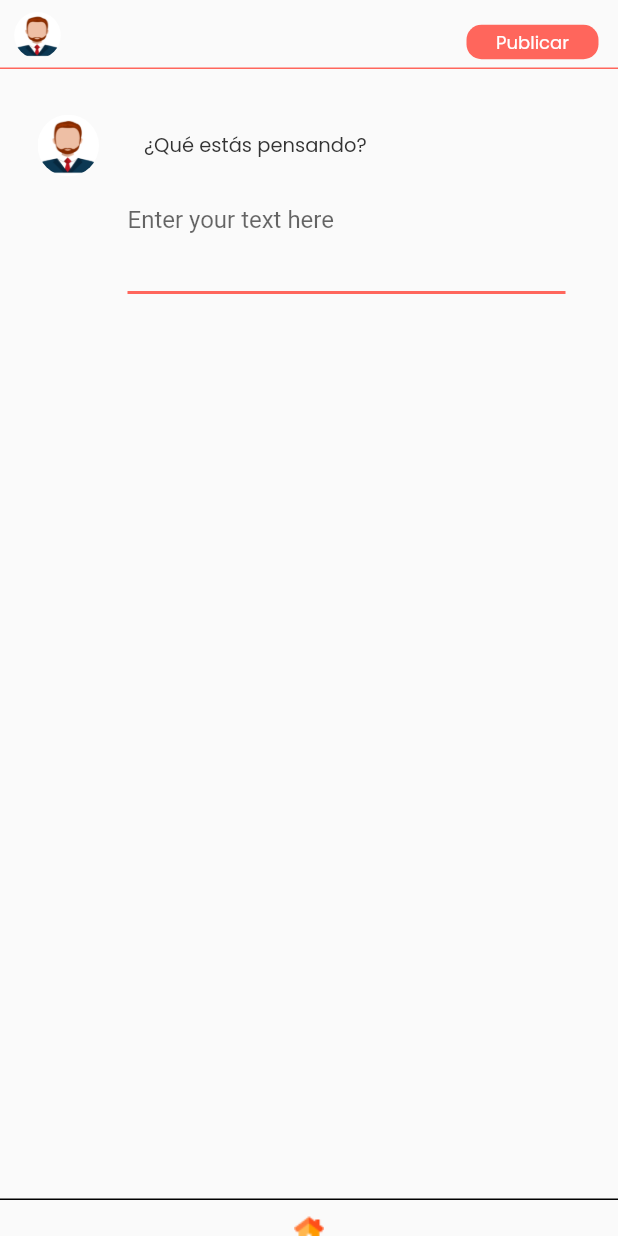
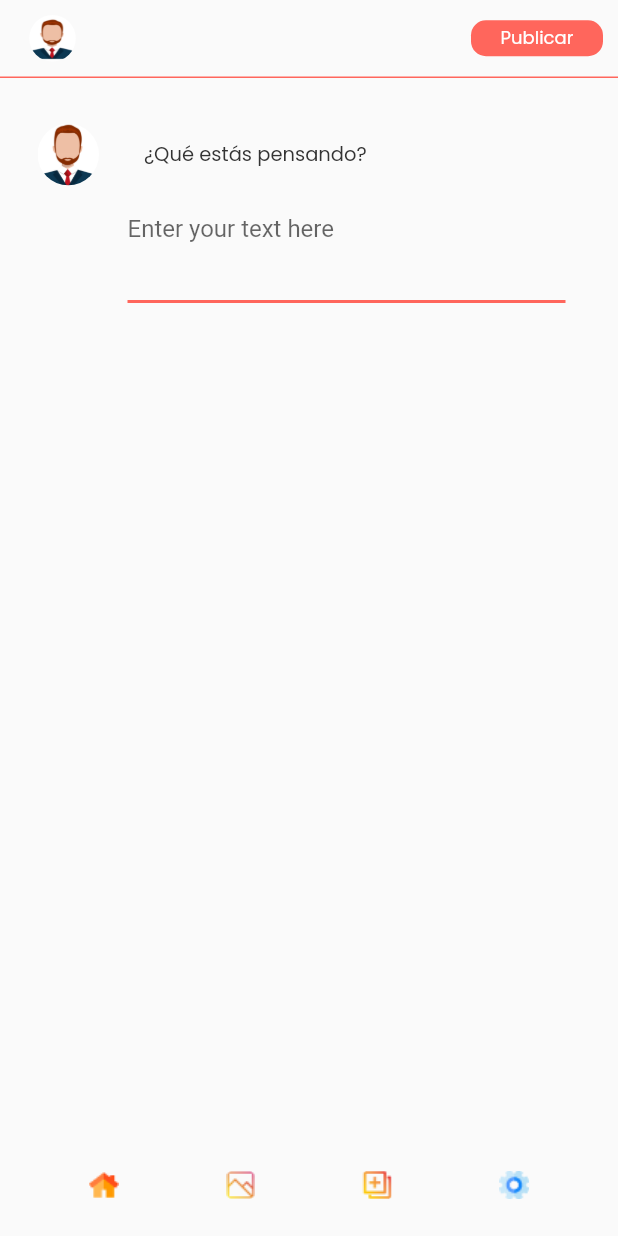
Before and after one commit to fonzk/Crypto-Innovate-, a Flutter app: the FeedEstados screen opened directly, on a phone screen of 412 x 824 dp. Run offline on Flutter 3.47's test engine with Material 2 defaults, Android fonts, the phone set to English and light mode, and no system bars.

Commit message:
Cambios integración barrra de navegación

```diff
--- a/lib/feedestados.dart
+++ b/lib/feedestados.dart
@@ -1,6 +1,7 @@
 /*falta por completar
 */
 
+import 'package:cryptoinnovate/navPrincipal.dart';
 import "package:flutter/material.dart";
 
 class FeedEstados extends StatefulWidget {
@@ -26,8 +27,6 @@ class _FeedEstados extends State<FeedEstados> {
 
     var publicarbtn = Container(
         width: 88,
-        height: 23,
-        margin: const EdgeInsets.only(top: 9, right: 13),
         decoration: BoxDecoration(
           color: Color.fromRGBO(255, 102, 92, 1),
           borderRadius: new BorderRadius.circular(10.0),
@@ -45,28 +44,29 @@ class _FeedEstados extends State<FeedEstados> {
     ;
 
     var headerrestados = Container(
-      margin: const EdgeInsets.only(top: 2),
       width: MediaQuery.of(context).size.width,
-      height: 44,
       decoration: const BoxDecoration(
         border: Border(
             bottom:
                 BorderSide(color: Color.fromRGBO(255, 102, 92, 1), width: 1)),
       ),
-      child: Row(
-        mainAxisAlignment: MainAxisAlignment.spaceBetween,
-        children: [imagerow, publicarbtn],
+      child: Padding(
+        padding: EdgeInsets.all(10.0),
+        child: Row(
+          mainAxisAlignment: MainAxisAlignment.spaceBetween,
+          children: [imagerow, publicarbtn],
+        ),
       ),
     );
 
     var imagenestado = Container(
         width: 41,
-        height: 41,
         decoration: BoxDecoration(
             shape: BoxShape.circle,
             image: DecorationImage(
                 fit: BoxFit.fill,
                 image: AssetImage("assets/images/perfil.png"))));
+
     var rowimage = Row(
       children: [
         imagenestado,
@@ -83,26 +83,16 @@ class _FeedEstados extends State<FeedEstados> {
         ),
       ],
     );
+
     var controwima = Container(
       width: MediaQuery.of(context).size.width,
       height: 50,
       margin: const EdgeInsets.only(top: 26, left: 25),
       child: rowimage,
     );
-    var homelogo = Container(
-      alignment: Alignment.center,
-      width: MediaQuery.of(context).size.width,
-      height: 40,
-      margin: const EdgeInsets.only(top: 603, bottom: 5),
-      decoration: const BoxDecoration(
-        border: Border(top: BorderSide(color: Colors.black, width: 1)),
-      ),
-      child: Image.asset(
-        "assets/images/home.png",
-        width: 20,
-        height: 20,
-      ),
-    );
+
+    var homelogo = NavPrincipal();
+
     var textf = Container(
       decoration: BoxDecoration(
         border: Border(
@@ -115,12 +105,24 @@ class _FeedEstados extends State<FeedEstados> {
         decoration: InputDecoration.collapsed(hintText: "Enter your text here"),
       ),
     );
+
+    var contentPage = Container(
+      child: Column(
+        mainAxisAlignment: MainAxisAlignment.start,
+        children: [headerrestados, controwima, textf],
+      ),
+    );
+
     var col = Container(
         width: MediaQuery.of(context).size.width,
         height: MediaQuery.of(context).size.height,
         child: Column(
-          children: [headerrestados, controwima, textf, homelogo],
+          mainAxisAlignment: MainAxisAlignment.spaceBetween,
+          children: [contentPage, homelogo],
         ));
-    return col;
+
+    return Scaffold(
+      body: col,
+    );
   }
 }
--- a/lib/logins.dart
+++ b/lib/logins.dart
@@ -1,5 +1,7 @@
 import 'package:cryptoinnovate/registro.dart';
 import "package:flutter/material.dart";
+
+import 'feedestados.dart';
 
 class Logins extends StatefulWidget {
   const Logins({Key? key}) : super(key: key);
@@ -119,6 +121,7 @@ class _LoginsState extends State<Logins> {
       ),
       child: Padding(
           padding: EdgeInsets.only(left: 67, right: 67, top: 8),
+          child: ElevatedButton(
               child: Text("Acceder",
                   textAlign: TextAlign.center,
                   style: TextStyle(
@@ -126,7 +129,17 @@ class _LoginsState extends State<Logins> {
                       fontWeight: FontWeight.w400,
                       fontSize: 19,
                       color: Color.fromRGBO(255, 255, 255, 1))),
-        ));
+              onPressed: () {
+                Navigator.push(context,
+                    MaterialPageRoute(builder: (context) => FeedEstados()));
+              },
+              style: ButtonStyle(
+                backgroundColor:
+                    MaterialStateProperty.all(Color.fromRGBO(131, 48, 21, 0)),
+                shadowColor:
+                    MaterialStateProperty.all(Color.fromRGBO(131, 48, 21, 0)),
+              ))),
+    );
 
     var registra = Container(
       width: MediaQuery.of(context).size.width * 0.7,
--- /dev/null
+++ b/lib/navPrincipal.dart
@@ -0,0 +1,74 @@
+import 'package:cryptoinnovate/feedestados.dart';
+import 'package:flutter/material.dart';
+
+void main() => runApp(NavPrincipal());
+
+class NavPrincipal extends StatefulWidget {
+  @override
+  State<NavPrincipal> createState() => _NavPrincipalState();
+}
+
+class _NavPrincipalState extends State<NavPrincipal> {
+  @override
+  Widget build(BuildContext context) {
+    // botones de navegacion
+    var btnHomeButton = new ElevatedButton(
+      onPressed: () => Navigator.push(
+          context, MaterialPageRoute(builder: (context) => FeedEstados())),
+      style: ButtonStyle(
+          backgroundColor:
+              MaterialStateProperty.all(Color.fromRGBO(0, 0, 0, 0)),
+          shadowColor: MaterialStateProperty.all(Color.fromRGBO(0, 0, 0, 0))),
+      child: Image.asset('assets/images/home.png'),
+    );
+
+    var btnPublicButton = new ElevatedButton(
+      onPressed: () => Navigator.push(
+          context, MaterialPageRoute(builder: (context) => FeedEstados())),
+      style: ButtonStyle(
+          backgroundColor:
+              MaterialStateProperty.all(Color.fromRGBO(0, 0, 0, 0)),
+          shadowColor: MaterialStateProperty.all(Color.fromRGBO(0, 0, 0, 0))),
+      child: Image.asset('assets/images/image.png'),
+    );
+
+    var btnNewsButton = new ElevatedButton(
+      onPressed: () => Navigator.push(
+          context, MaterialPageRoute(builder: (context) => FeedEstados())),
+      style: ButtonStyle(
+          backgroundColor:
+              MaterialStateProperty.all(Color.fromRGBO(0, 0, 0, 0)),
+          shadowColor: MaterialStateProperty.all(Color.fromRGBO(0, 0, 0, 0))),
+      child: Image.asset('assets/images/Nuevos.png'),
+    );
+
+    var btnConfingButton = new ElevatedButton(
+      onPressed: () => Navigator.push(
+          context, MaterialPageRoute(builder: (context) => FeedEstados())),
+      style: ButtonStyle(
+          backgroundColor:
+              MaterialStateProperty.all(Color.fromRGBO(0, 0, 0, 0)),
+          shadowColor: MaterialStateProperty.all(Color.fromRGBO(0, 0, 0, 0))),
+      child: Image.asset('assets/images/Confings.png'),
+    );
+
+    return Container(
+      child: Padding(
+          padding: EdgeInsets.all(10.0),
+          child: Column(
+            mainAxisAlignment: MainAxisAlignment.end,
+            children: [
+              Row(
+                mainAxisAlignment: MainAxisAlignment.spaceEvenly,
+                children: [
+                  btnHomeButton,
+                  btnPublicButton,
+                  btnNewsButton,
+                  btnConfingButton,
+                ],
+              )
+            ],
+          )),
+    );
+  }
+}
--- a/pubspec.yaml
+++ b/pubspec.yaml
@@ -63,10 +63,16 @@ flutter:
     - assets/images/
     - assets/images/lock.png
     - assets/images/register.png
+    - assets/images/home.png
+    - assets/images/comment.png
     - assets/images/perfil.png
     - assets/images/image.png
+    - assets/images/Confings.png
+    - assets/images/Nuevos.png
+    - assets/images/Send.png
     - assets/images/location.png
     - assets/images/gif.png
+
   fonts:
     - family: Poppins
       fonts:
```
Also changed, not shown: lib/main.dart (+0 -15 lines), assets/images/Confings.png (added), assets/images/Nuevos.png (added), assets/images/Send.png (added), assets/images/comment.png (added), assets/images/home.png. Lines whose indentation alone changed are shown as unchanged.
